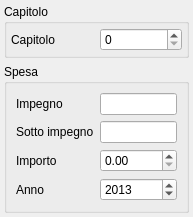
The window that src/com/axiastudio/suite/deliberedetermine/forms/spesaimpegnoesistente.ui (tizianolattisi/suitegda) describes before a commit, drawn with Qt 5.
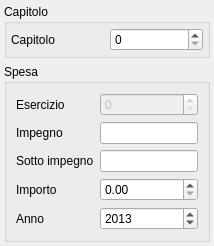
The same window after the commit.

Commit message: Esercizio assume anno corrente di default

```diff
--- a/src/com/axiastudio/suite/deliberedetermine/forms/spesaimpegnoesistente.ui
+++ b/src/com/axiastudio/suite/deliberedetermine/forms/spesaimpegnoesistente.ui
@@ -6,8 +6,8 @@
    <rect>
     <x>0</x>
     <y>0</y>
-    <width>193</width>
-    <height>208</height>
+    <width>214</width>
+    <height>223</height>
    </rect>
   </property>
   <property name="windowTitle">
@@ -59,55 +59,81 @@
      </property>
      <layout class="QGridLayout" name="gridLayout">
       <item row="0" column="0">
+       <widget class="QLabel" name="label_11">
+        <property name="text">
+         <string>Esercizio</string>
+        </property>
+       </widget>
+      </item>
+      <item row="0" column="1">
+       <widget class="QSpinBox" name="spinBox_esercizio">
+        <property name="enabled">
+         <bool>false</bool>
+        </property>
+        <property name="minimum">
+         <number>0</number>
+        </property>
+        <property name="maximum">
+         <number>2100</number>
+        </property>
+        <property name="value">
+         <number>0</number>
+        </property>
+        <property name="column" stdset="0">
+         <string>annoEsercizio</string>
+        </property>
+       </widget>
+      </item>
+      <item row="1" column="0">
        <widget class="QLabel" name="label_8">
         <property name="text">
          <string>Impegno</string>
         </property>
        </widget>
       </item>
-      <item row="0" column="1">
+      <item row="1" column="1">
        <widget class="QLineEdit" name="lineEdit_5">
         <property name="column" stdset="0">
          <string>impegno</string>
         </property>
        </widget>
       </item>
-      <item row="1" column="0">
+      <item row="2" column="0">
        <widget class="QLabel" name="label_9">
         <property name="text">
          <string>Sotto impegno</string>
         </property>
        </widget>
       </item>
-      <item row="1" column="1">
+      <item row="2" column="1">
        <widget class="QLineEdit" name="lineEdit_6">
         <property name="column" stdset="0">
          <string>sottoImpegno</string>
         </property>
        </widget>
       </item>
-      <item row="2" column="0">
+      <item row="3" column="0">
        <widget class="QLabel" name="label_4">
         <property name="text">
          <string>Importo</string>
         </property>
        </widget>
       </item>
-      <item row="2" column="1">
+      <item row="3" column="1">
        <widget class="QDoubleSpinBox" name="doubleSpinBox">
         <property name="column" stdset="0">
          <string>importo</string>
         </property>
        </widget>
       </item>
-      <item row="3" column="0">
+      <item row="4" column="0">
        <widget class="QLabel" name="label_10">
         <property name="text">
          <string>Anno</string>
         </property>
        </widget>
       </item>
-      <item row="3" column="1">
+      <item row="4" column="1">
        <widget class="QSpinBox" name="spinBox">
         <property name="minimum">
          <number>1900</number>
```
The commit also changes 1 other file.
